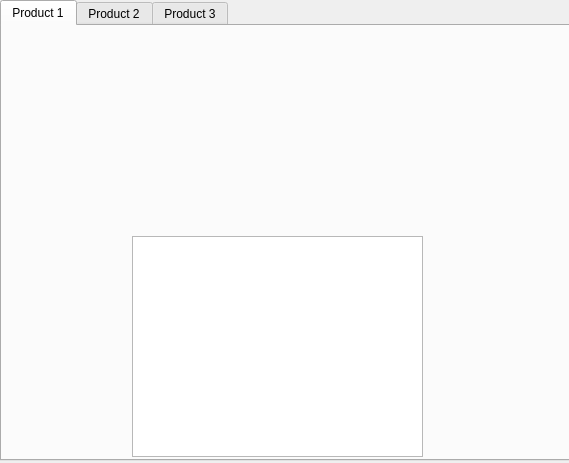
First picture: the form in CS1C-Project-Master/ViewProducts.ui, repository AustinVaday/CS1C-Class-Project, before the edit.
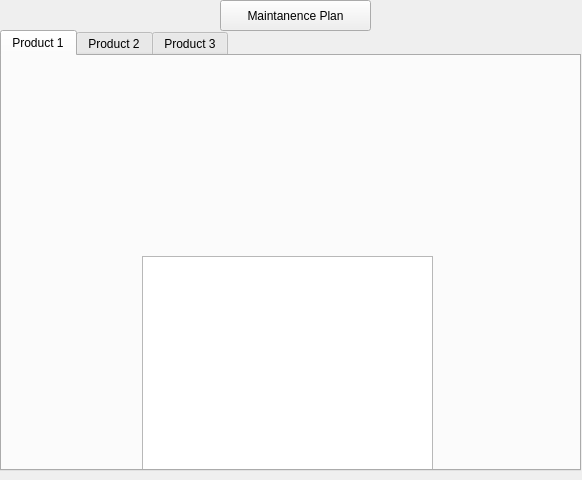
Second picture: the form after the edit. The open tabs and pages were chosen to show the change. Icons and pictures are not drawn.

Patch:
```diff
--- a/CS1C-Project-Master/ViewProducts.ui
+++ b/CS1C-Project-Master/ViewProducts.ui
@@ -6,22 +6,31 @@
    <rect>
     <x>0</x>
     <y>0</y>
-    <width>569</width>
-    <height>463</height>
+    <width>582</width>
+    <height>480</height>
    </rect>
   </property>
   <property name="windowTitle">
    <string>Form</string>
   </property>
+  <property name="styleSheet">
+   <string notr="true"/>
+  </property>
   <widget class="QTabWidget" name="tabWidget">
    <property name="geometry">
     <rect>
      <x>0</x>
-     <y>0</y>
-     <width>571</width>
-     <height>461</height>
+     <y>30</y>
+     <width>581</width>
+     <height>441</height>
     </rect>
    </property>
+   <property name="autoFillBackground">
+    <bool>false</bool>
+   </property>
+   <property name="styleSheet">
+    <string notr="true"/>
+   </property>
    <property name="currentIndex">
     <number>2</number>
    </property>
@@ -35,9 +44,12 @@
        <x>160</x>
        <y>0</y>
        <width>231</width>
-       <height>211</height>
+       <height>201</height>
       </rect>
      </property>
+     <property name="autoFillBackground">
+      <bool>false</bool>
+     </property>
      <property name="text">
       <string/>
      </property>
@@ -51,12 +63,18 @@
     <widget class="QTextBrowser" name="text1">
      <property name="geometry">
       <rect>
-       <x>130</x>
-       <y>210</y>
+       <x>140</x>
+       <y>200</y>
        <width>291</width>
        <height>221</height>
       </rect>
      </property>
+     <property name="autoFillBackground">
+      <bool>false</bool>
+     </property>
+     <property name="styleSheet">
+      <string notr="true"/>
+     </property>
     </widget>
    </widget>
    <widget class="QWidget" name="Product2">
@@ -128,6 +146,22 @@
     </widget>
    </widget>
   </widget>
+  <widget class="QPushButton" name="MaintPlan">
+   <property name="geometry">
+    <rect>
+     <x>220</x>
+     <y>0</y>
+     <width>151</width>
+     <height>31</height>
+    </rect>
+   </property>
+   <property name="autoFillBackground">
+    <bool>false</bool>
+   </property>
+   <property name="text">
+    <string>Maintanence Plan</string>
+   </property>
+  </widget>
  </widget>
  <resources/>
  <connections/>
```
Left out of the diff: 12 changed lines with no effect on the pictures.
